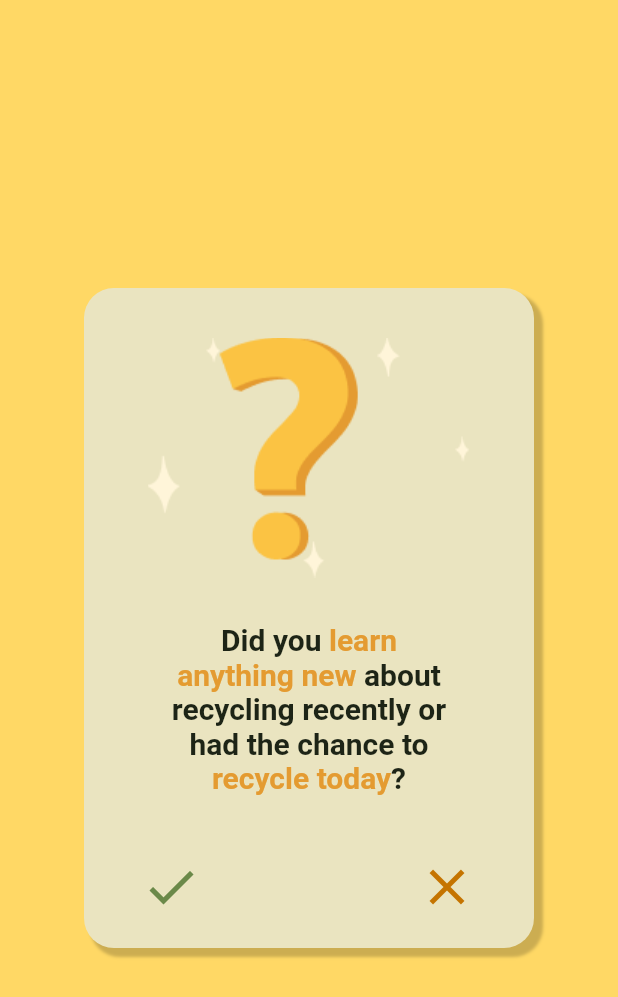
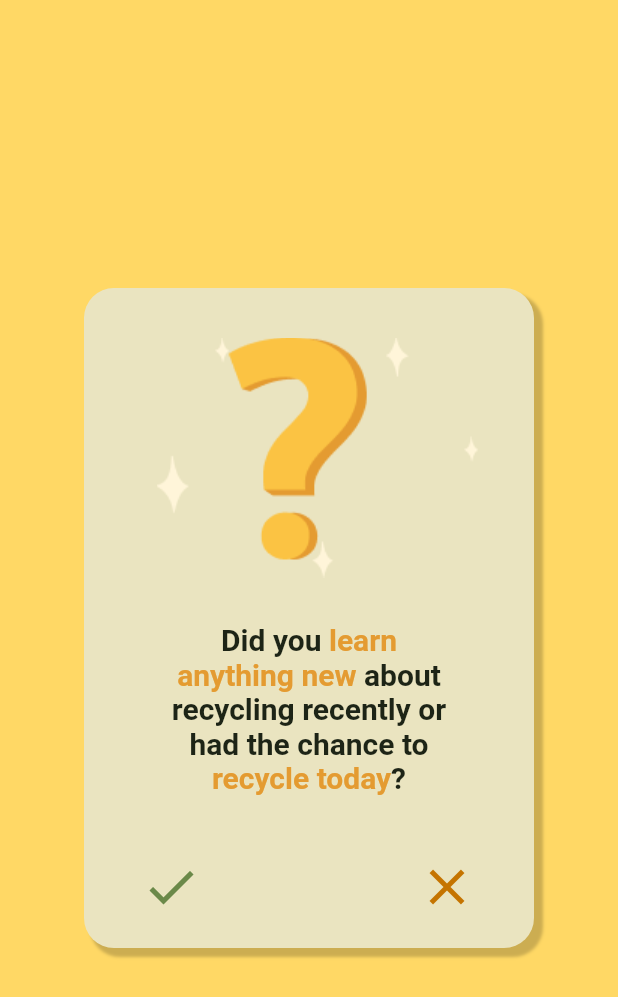
Before and after one commit to me-mynus/ctrl-atl-defeat, a Flutter app: the Plant screen opened directly, on a phone screen of 412 x 824 dp. Shown: the top 997 px of the screen. Run offline on Flutter 3.47's test engine with Material 3 defaults, Android fonts, the phone set to English and light mode, and no system bars; our stand-ins replace simple_circular_progress_bar, smooth_page_indicator.

Commit message:
Final commit

```diff
--- a/flutter/eco/lib/pages/home_screen.dart
+++ b/flutter/eco/lib/pages/home_screen.dart
@@ -1,3 +1,4 @@
+import 'package:eco/pages/camera.dart';
 import 'package:eco/pages/plant.dart';
 import 'package:eco/pages/upscaling.dart';
 import 'package:flutter/material.dart';
@@ -29,7 +30,7 @@ class _HomeScreenState extends State<HomeScreen> {
         break;
       case 1:
         Navigator.push(
-            context, MaterialPageRoute(builder: (context) => Upcycling()));
+            context, MaterialPageRoute(builder: (context) => Camera()));
 
         break;
       case 2:
--- a/flutter/eco/lib/pages/plant.dart
+++ b/flutter/eco/lib/pages/plant.dart
@@ -38,9 +38,12 @@ class _PlantState extends State<Plant> {
               SizedBox(
                 height: 30, // Adjust the space at the top
               ),
-              Center(
-                child: Image(
-                  image: AssetImage('images/question.png'),
+              Padding(
+                padding: const EdgeInsets.only(left: 12.0),
+                child: Center(
+                  child: Image(
+                    image: AssetImage('images/question.png'),
+                  ),
                 ),
               ),
               SizedBox(
--- a/flutter/eco/pubspec.yaml
+++ b/flutter/eco/pubspec.yaml
@@ -36,6 +36,7 @@ dependencies:
   # Use with the CupertinoIcons class for iOS style icons.
   cupertino_icons: ^1.0.6
   smooth_page_indicator: ^1.1.0
+  simple_circular_progress_bar: ^1.0.2
 
 dev_dependencies:
   flutter_test:
```
Also changed, not shown: flutter/eco/lib/pages/camera.dart (added, +21 -0 lines), flutter/eco/lib/pages/plant_grow.dart (+8 -0 lines), flutter/eco/images/vine.png (added), flutter/eco/pubspec.lock.
